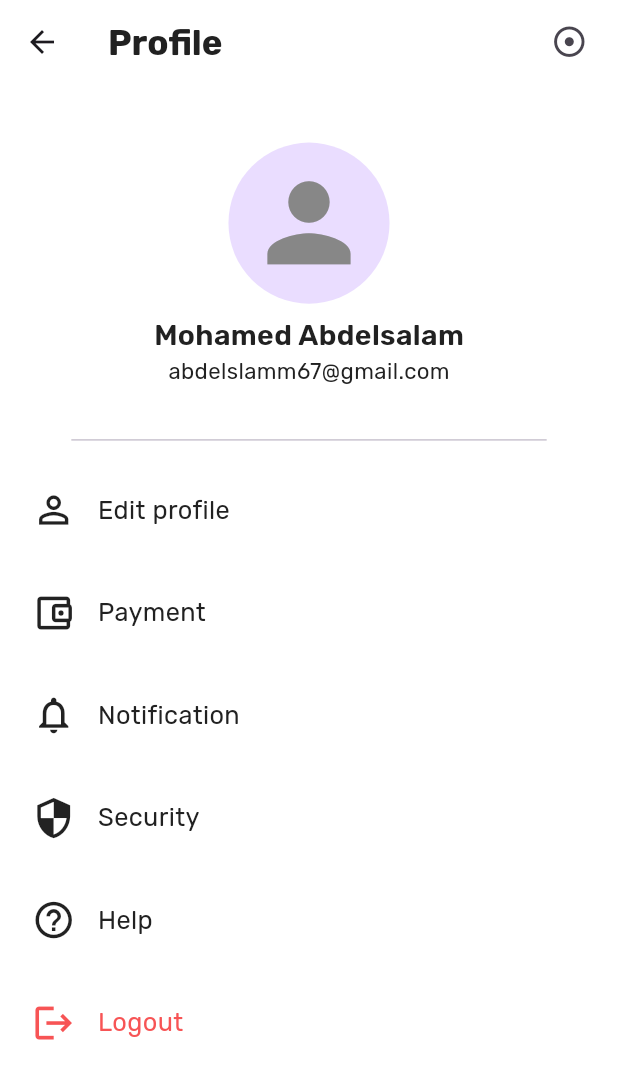
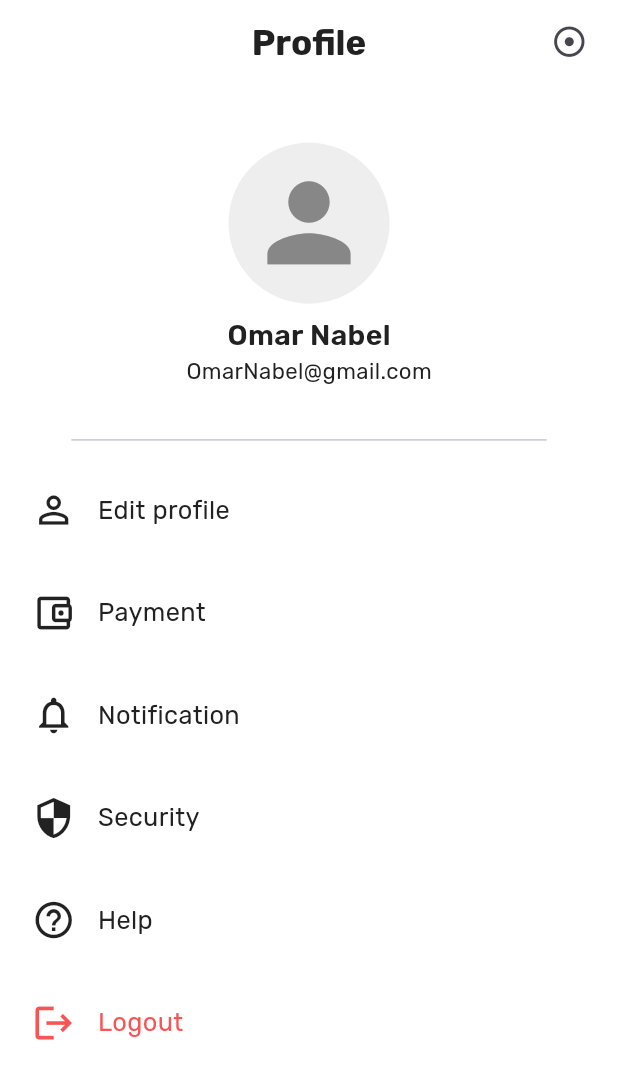
Before and after one commit to Mohamed-Abdelsalamm/Graduation_Project_Parking_project, a Flutter app: the ProfileView screen opened by its route, on a phone screen of 412 x 824 dp. Shown: the top 1079 px of the screen. Run offline on Flutter 3.47's test engine with Material 3 defaults, Android fonts, the phone set to English and light mode, and no system bars; our stand-ins replace cached_network_image, dartz, dio, flutter_bloc, flutter_screenutil, flutter_spinkit and 7 more; accounts and stored records are empty; network calls fail.

Commit message:
Update Profile route

```diff
--- a/lib/core/utils/app_router.dart
+++ b/lib/core/utils/app_router.dart
@@ -24,6 +24,7 @@ abstract class AppRouter {
   static const kNotificationView = "/notificationView";
   static const kSearchView = "/searchView";
   static const kProfileView = "/profileView";
+  static const kUserProfileView = "/userProfileView";
   static const kEditProfileView = "/editProfileView";
   static const kSignUpView = "/signUpView";
   static const kCreateNewPasswordView = "/createNewPasswordView";
@@ -83,7 +84,7 @@ abstract class AppRouter {
             const CreateNewPasswordView(),
       ),
       GoRoute(
-        path: kProfileView,
+        path: kUserProfileView,
         builder: (BuildContext context, GoRouterState state) =>
             const UserProfileView(),
       ),
--- a/lib/featuers/nav_bar/presentation/view/bottom_nav_bar.dart
+++ b/lib/featuers/nav_bar/presentation/view/bottom_nav_bar.dart
@@ -6,6 +6,8 @@ import 'package:parking/featuers/home/presentation/views/home_view.dart';
 import 'package:parking/featuers/nav_bar/presentation/manger/botton_nav_bar_cubit.dart';
 import 'package:parking/featuers/parking_history/presentation/views/my_parking_view.dart';
 import 'package:parking/featuers/profile/presentation/views/user_profile_view.dart';
+
+import '../../../profile/presentation/view/profile_view.dart';
 
 class BottomNavBarView extends StatelessWidget {
   const BottomNavBarView({super.key});
@@ -21,7 +23,7 @@ class BottomNavBarView extends StatelessWidget {
               HomeView(),
               MyParkingView(),
               MyBookMarkView(),
-              UserProfileView(),
+              ProfileView(),
             ],
           );
         },
--- a/lib/featuers/profile/presentation/view/profile_view.dart
+++ b/lib/featuers/profile/presentation/view/profile_view.dart
@@ -16,11 +16,12 @@ class ProfileView extends StatelessWidget {
       appBar: AppBar(
         backgroundColor: Colors.white,
         automaticallyImplyLeading: true,
-        leading: IconButton(
+        centerTitle: true,
+        /*leading: IconButton(
             onPressed: () {
               GoRouter.of(context).pop();
             },
-            icon: const Icon(Icons.arrow_back_outlined)),
+            icon: const Icon(Icons.arrow_back_outlined)),*/
         title: Text("Profile", style: TextStyles().textStyle22Bold),
         actions: [
           Padding(
--- a/lib/featuers/profile/presentation/view/widgets/profile_new_header.dart
+++ b/lib/featuers/profile/presentation/view/widgets/profile_new_header.dart
@@ -15,6 +15,7 @@ class ProfileViewHeader extends StatelessWidget {
       crossAxisAlignment: CrossAxisAlignment.center,
       children: [
         CircleAvatar(
+          backgroundColor: Colors.grey[200],
           radius: 55.r,
           child: Icon(
             Icons.person,
@@ -26,14 +27,14 @@ class ProfileViewHeader extends StatelessWidget {
           height: 12.h,
         ),
         Text(
-          "Mohamed Abdelsalam",
+          "Omar Nabel",
           style: TextStyles().textStyle18semiBold,
         ),
         SizedBox(
           height: 8.h,
         ),
         Text(
-          "abdelslamm67@gmail.com",
+          "OmarNabel@gmail.com",
           style: TextStyles().textStyle14regular,
         ),
       ],
```
